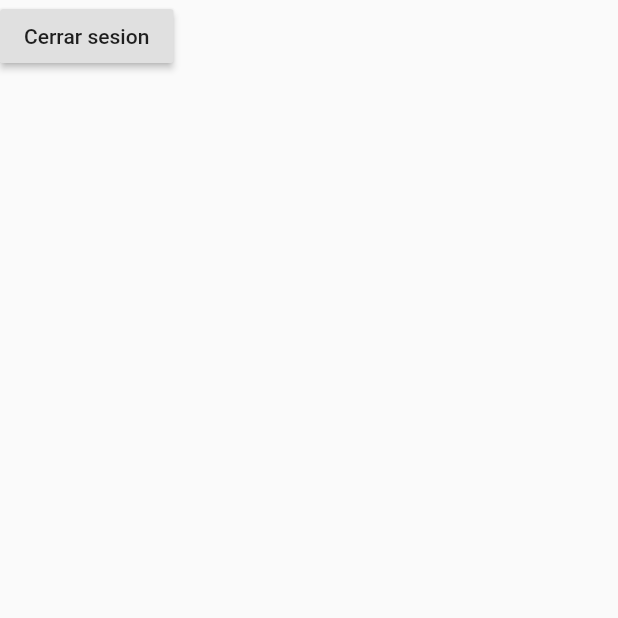
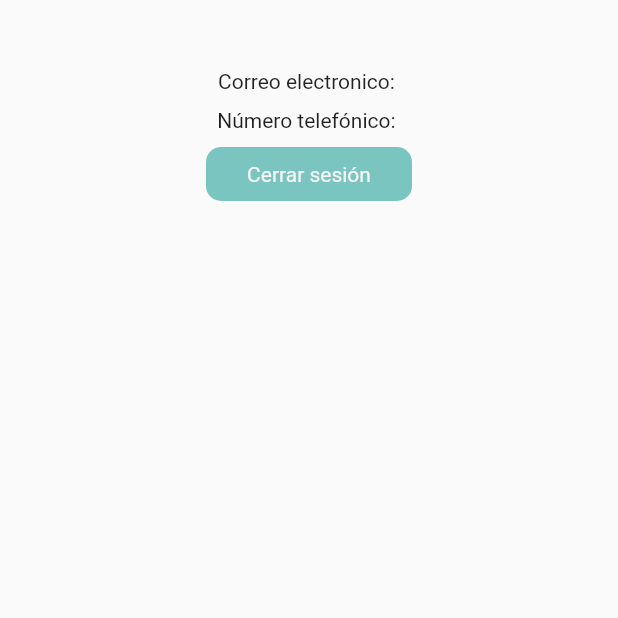
Before and after one commit to syned13/CartechAPP, a Flutter app: the ProfileScreen screen opened directly, on a phone screen of 412 x 824 dp, the top half of it. Run offline on Flutter 3.47's test engine with Material 2 defaults, Android fonts, the phone set to English and light mode, and no system bars; our stand-ins replace flushbar, rxdart, shared_preferences; accounts and stored records are empty; network calls fail.

```diff
--- /dev/null
+++ b/lib/src/blocs/profile_screen_bloc.dart
@@ -0,0 +1,25 @@
+
+import 'package:cartech_app/src/models/user.dart';
+import 'package:cartech_app/src/resources/utils.dart';
+import 'package:rxdart/rxdart.dart';
+
+import 'bloc.dart';
+
+class ProfileScreenBloc extends Bloc{
+
+  BehaviorSubject<User> _userController = BehaviorSubject();
+
+  Stream<User> get userStream => _userController.stream.asBroadcastStream();
+
+  void getUser() async {
+    User user = await Utils.getLoggedUserInfo();
+
+    _userController.sink.add(user);
+
+  }
+  @override
+  void dispose() {
+
+  }
+
+}
--- a/lib/src/ui/login_screen.dart
+++ b/lib/src/ui/login_screen.dart
@@ -158,6 +158,7 @@ class LoginScreenState extends State<LoginScreen>{
         _showDialog(data.errorMessage);
       }
       else if(data is LoginStateReady){
+        LoginStateReady loginStateReady = data;
         Navigator.pushReplacement(context, new MaterialPageRoute(builder: (context) => MainScreen()));
       }
     });
--- a/lib/src/ui/profile_screen.dart
+++ b/lib/src/ui/profile_screen.dart
@@ -1,29 +1,64 @@
 
+import 'package:cartech_app/src/blocs/profile_screen_bloc.dart';
+import 'package:cartech_app/src/models/user.dart';
 import 'package:cartech_app/src/resources/utils.dart';
+import 'package:cartech_app/src/ui/theme_resources.dart';
 import 'package:flutter/cupertino.dart';
 import 'package:flutter/material.dart';
 
 class ProfileScreen extends StatelessWidget{
 
+  final ProfileScreenBloc profileScreenBloc = ProfileScreenBloc();
+
   @override
   Widget build(BuildContext context) {
+    profileScreenBloc.getUser();
+
     return Scaffold(
       body: SafeArea(
-        child: Container(
+        child: StreamBuilder<User>(
+          stream: profileScreenBloc.userStream,
+          builder: (context, snapshot) {
+            if(!snapshot.hasData){
+              return Center(child: CircularProgressIndicator());
+            }
+
+            return Container(
+              padding: EdgeInsets.all(20),
+              alignment: Alignment.center,
               child: Column(
                 children: <Widget>[
-              RaisedButton(
-                child: Text("Cerrar sesion"),
-                onPressed: (){
+              Text( snapshot.data.name + " " + snapshot.data.lastName),
+                  SizedBox(height: 10,),
+                  Text("Correo electronico: " + snapshot.data.email),
+                  SizedBox(height: 10,),
+                  Text("Número telefónico: " + snapshot.data.phoneNumber),
+                  SizedBox(height: 10,),
+                  InkWell(
+                    onTap: (){
                       Utils.logOut();
                       Navigator.of(context).pushReplacementNamed('/login_screen');
                     },
-              )
+                    child: Container(
+                      padding: EdgeInsets.all(10),
+                      alignment: Alignment.center,
+                      width: MediaQuery.of(context).size.width/3,
+                      child: Text("Cerrar sesión", style: TextStyle(color: Colors.grey[100]),),
+                      decoration: BoxDecoration(
+                        color: Resources.MainColor,
+                        borderRadius: BorderRadius.all(Radius.circular(10)),
+                      ),
+                    ),
+                  ),
                 ],
               ),
+            );
+          }
         ),
       ),
     );
 
   }
+
+
 }
--- a/lib/src/ui/sign_up_screen.dart
+++ b/lib/src/ui/sign_up_screen.dart
@@ -142,7 +142,7 @@ class SignUpScreenState extends State<SignUpScreen>{
           leftBarIndicatorColor: Colors.green,
 
         ).show(context).then( (r){
-//          Navigator.of(context).popUntil((route) => route.isFirst);
+          Navigator.of(context).popUntil((route) => route.isFirst);
         });
       }
     });
--- a/lib/src/ui/splash_screen.dart
+++ b/lib/src/ui/splash_screen.dart
@@ -14,7 +14,7 @@ class SplashScreenState extends State<SplashScreen>{
   @override
   Widget build(BuildContext context) {
     return Container(
-      child: Text("Hello world!"),
+      child: Image.asset("asset/logo_1.png"),
     );
   }
 
```
Also changed, not shown: lib/src/blocs/services_screen_bloc.dart (+18 -2 lines), lib/src/models/services.dart (added, +41 -0 lines), lib/src/models/services_state.dart (+8 -1 lines), lib/src/resources/api_client.dart (+32 -0 lines), lib/src/ui/main_screen.dart (+11 -2 lines), lib/src/ui/services_screen.dart (+80 -8 lines), lib/src/ui/work_on_progress_screen.dart (added, +26 -0 lines), 5 other files. Lines whose indentation alone changed are shown as unchanged.
